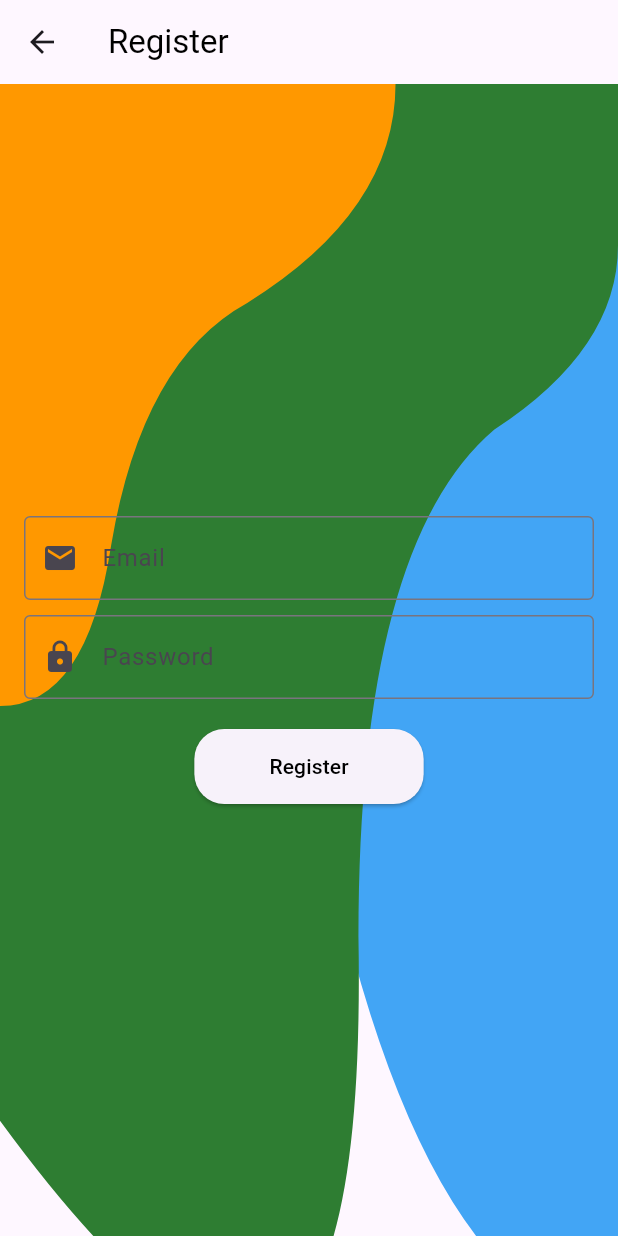
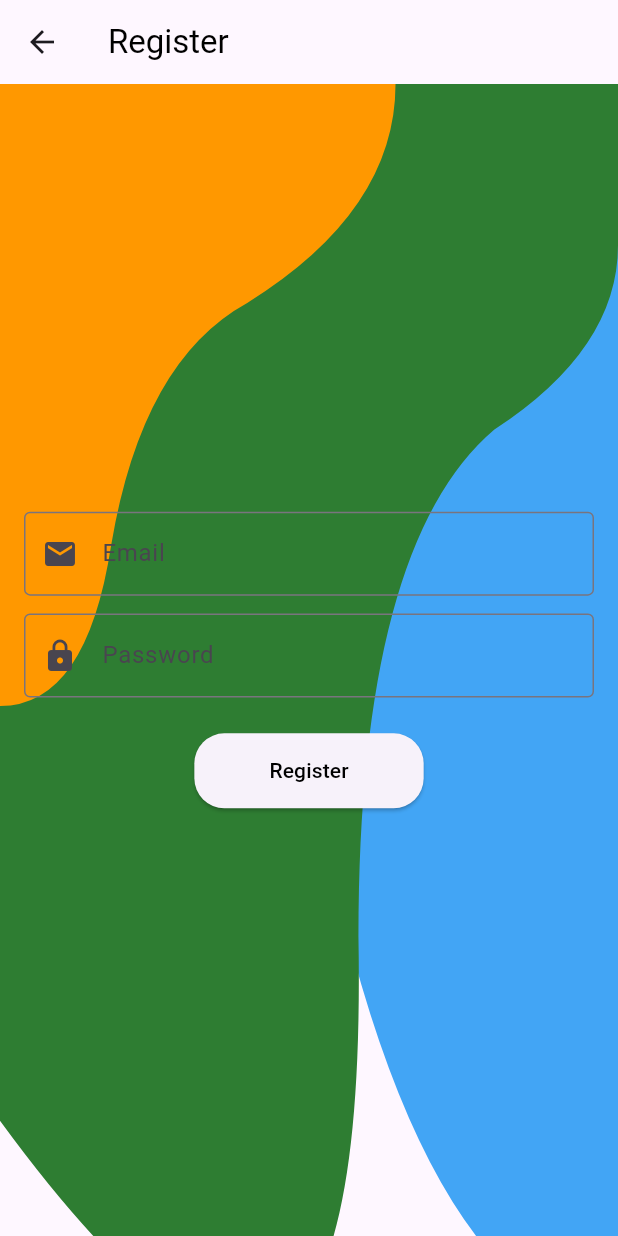
Before and after one commit to ahmedevcode/glitask, a Flutter app: the screen it shows after launch, after a tap on an icon or button, on a phone screen of 412 x 824 dp. Run offline on Flutter 3.47's test engine with Material 3 defaults, Android fonts, the light colour scheme and no system bars; our stand-ins replace cloud_firestore, firebase_auth, firebase_core, flutter_bloc, flutter_screenutil; accounts and stored records are empty; network calls fail.

Commit message:
add screenutil  to screens

```diff
--- a/lib/feature/login/presentation/screens/loginscreen.dart
+++ b/lib/feature/login/presentation/screens/loginscreen.dart
@@ -1,5 +1,6 @@
 import 'package:flutter/material.dart';
 import 'package:flutter_bloc/flutter_bloc.dart';
+import 'package:flutter_screenutil/flutter_screenutil.dart';
 import 'package:glitask/core/routes/routes.dart';
 import 'package:glitask/core/utlis/theme/colors/app_color.dart';
 import 'package:glitask/feature/login/controller/login_cubit.dart';
@@ -30,9 +31,9 @@ class _LoginScreenState extends State<LoginScreen> {
               mainAxisAlignment: MainAxisAlignment.center,
               children: [
                 inputdecorationemail(),
-                const SizedBox(height: 10),
+                SizedBox(height: 10.h),
                 inputdecorationpassword(),
-                const SizedBox(height: 20),
+                SizedBox(height: 20.h),
                 BlocConsumer<LoginCubit, LoginState>(
                   listener: (context, state) {
                     if (state is LoginFailure) {
--- a/lib/feature/register/presentation/screens/registerscreen.dart
+++ b/lib/feature/register/presentation/screens/registerscreen.dart
@@ -1,5 +1,6 @@
 import 'package:flutter/material.dart';
 import 'package:flutter_bloc/flutter_bloc.dart';
+import 'package:flutter_screenutil/flutter_screenutil.dart';
 import 'package:glitask/core/utlis/theme/colors/app_color.dart';
 import 'package:glitask/feature/register/presentation/screens/widgets/custompainter_register.dart';
 
@@ -59,9 +60,9 @@ class _RegisterFormState extends State<RegisterScreen> {
                 mainAxisAlignment: MainAxisAlignment.center,
                 children: [
                   _inputdecorationemail(),
-                  const SizedBox(height: 10),
+                  SizedBox(height: 10.h),
                   _inputdecorationpassword(),
-                  const SizedBox(height: 20),
+                  SizedBox(height: 20.h),
                   ElevatedButton(
                     onPressed: () {
                       String email = _emailController.text.trim();
--- a/lib/glitask_app.dart
+++ b/lib/glitask_app.dart
@@ -1,4 +1,5 @@
 import 'package:flutter/material.dart';
+import 'package:flutter_screenutil/flutter_screenutil.dart';
 import 'package:glitask/core/routes/app_route.dart';
 import 'package:glitask/core/routes/routes.dart';
 
@@ -7,10 +8,15 @@ class GlitaskApp extends StatelessWidget {
 
   @override
   Widget build(BuildContext context) {
-    return const MaterialApp(
-      debugShowCheckedModeBanner: false,
-      initialRoute: Routes.loginscreen,
-      onGenerateRoute: AppRouter.onGenerateRoute,
+    return const ScreenUtilInit(
+      designSize: Size(360, 690),
+      minTextAdapt: true,
+      splitScreenMode: true,
+      child: MaterialApp(
+        debugShowCheckedModeBanner: false,
+        initialRoute: Routes.loginscreen,
+        onGenerateRoute: AppRouter.onGenerateRoute,
+      ),
     );
   }
 }
--- a/pubspec.yaml
+++ b/pubspec.yaml
@@ -35,6 +35,7 @@ dependencies:
   flutter:
     sdk: flutter
   flutter_bloc: ^8.1.6
+  flutter_screenutil: ^5.9.3
   google_fonts: ^6.2.1
 
 dev_dependencies:
```
Also changed, not shown: lib/feature/taskmanger/presentation/screens/taskmangment_screen.dart (+5 -2 lines), pubspec.lock.
